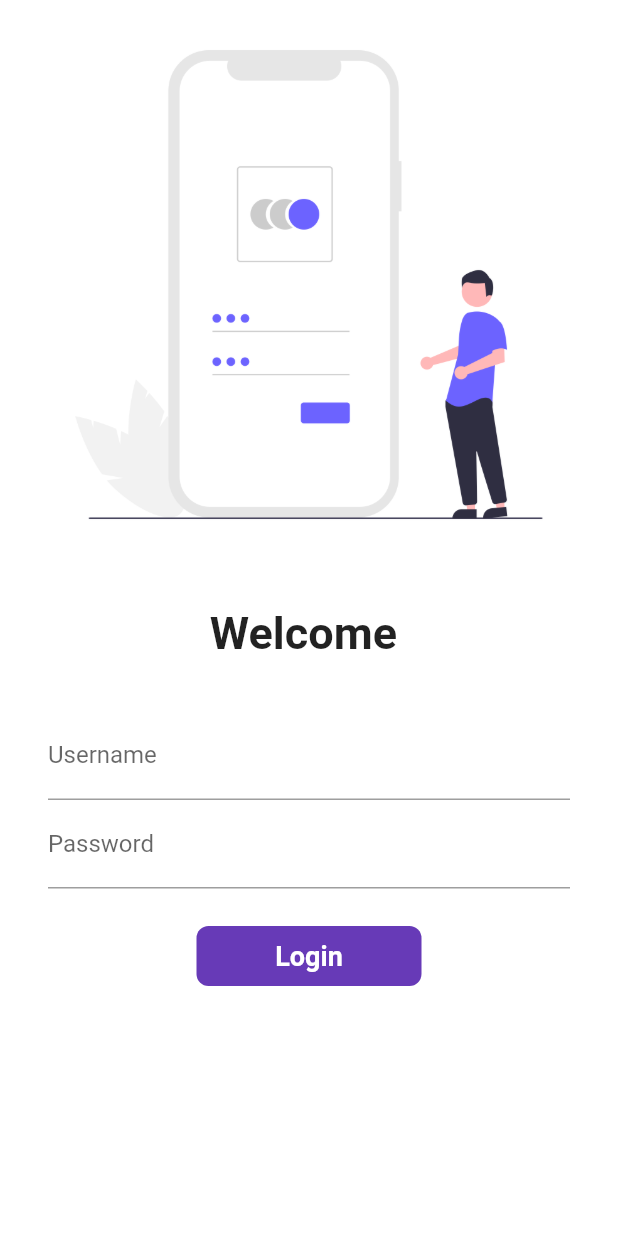
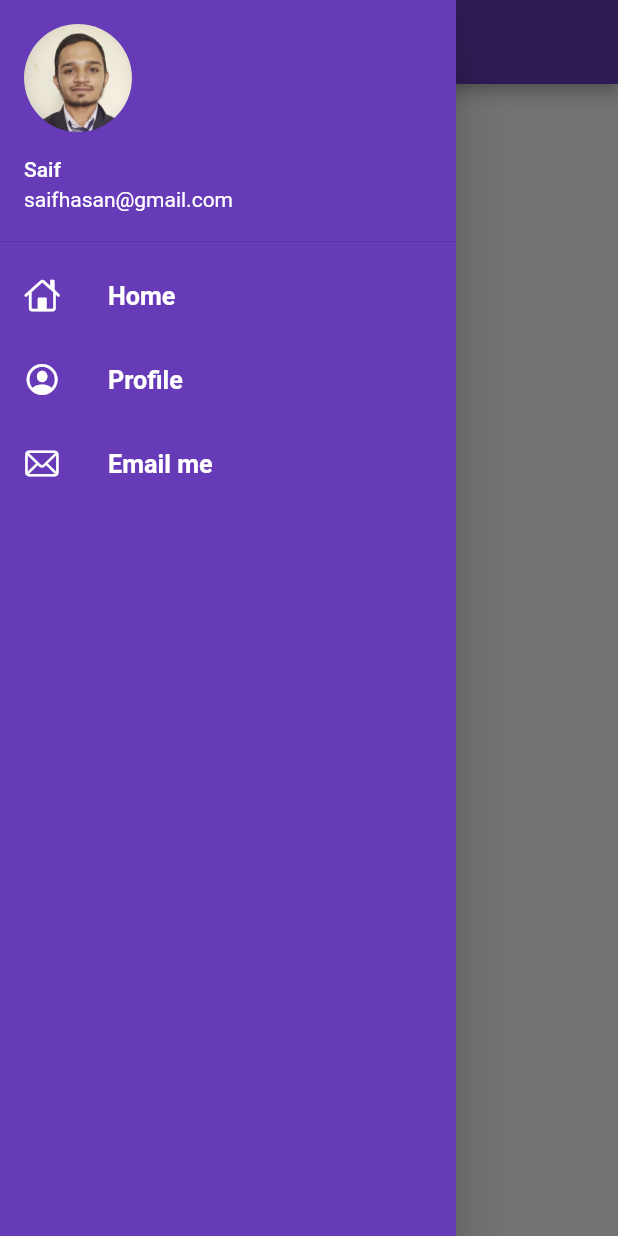
Before and after one commit to saif-crackdn/30DaysOfFlutter, a Flutter app: the screen it shows after launch, with the side drawer open (before the commit the screen has no drawer), on a phone screen of 412 x 824 dp. Run offline on Flutter 3.47's test engine with Material 2 defaults, Android fonts, the phone set to English and light mode, and no system bars.

Commit message:
day 9 completed

```diff
--- a/lib/main.dart
+++ b/lib/main.dart
@@ -15,7 +15,8 @@ class MyApp extends StatelessWidget {
       themeMode: ThemeMode.light,
       theme: ThemeData(primarySwatch: Colors.deepPurple),
       darkTheme: ThemeData(brightness: Brightness.dark),
-      initialRoute: "/",
+      debugShowCheckedModeBanner: false,
+      initialRoute: MyRoutes.homeRoute,
       routes: {
         "/": (context) => LoginPage(),
         MyRoutes.homeRoute: (context) => HomePage(),
--- a/lib/pages/home_page.dart
+++ b/lib/pages/home_page.dart
@@ -1,4 +1,5 @@
 import 'package:flutter/material.dart';
+import 'package:flutter_catalog/widgets/drawer.dart';
 
 class HomePage extends StatelessWidget {
   @override
@@ -7,6 +8,7 @@ class HomePage extends StatelessWidget {
     final String name = "Saif";
     return Scaffold(
       appBar: AppBar(
+        //app Bar is the broad line on the top of the page.
         title: Text("Universe App"),
       ),
       body: Center(
@@ -14,7 +16,8 @@ class HomePage extends StatelessWidget {
           child: Text("welcome to my $days planet $name"),
         ),
       ),
-      drawer: Drawer(),
+      //drawer is the three dots on top left of the appBar.
+      drawer: MyDrawer(),
     );
   }
 }
--- /dev/null
+++ b/lib/widgets/drawer.dart
@@ -0,0 +1,68 @@
+import 'package:flutter/cupertino.dart';
+import 'package:flutter/material.dart';
+
+class MyDrawer extends StatelessWidget {
+  @override
+  Widget build(BuildContext context) {
+    return Drawer(
+      child: Container(
+        color: Colors.deepPurple,
+        child: ListView(
+          padding: EdgeInsets.zero,
+          children: [
+            DrawerHeader(
+              padding: EdgeInsets.zero,
+              child: UserAccountsDrawerHeader(
+                  margin: EdgeInsets.zero,
+                  accountName: Text("Saif"),
+                  accountEmail: Text("saifhasan@gmail.com"),
+                  currentAccountPicture: CircleAvatar(
+                    //for online image use NetworkImage
+                    backgroundImage: AssetImage(
+                        "assets/images/Saifhasan Rain-Photo-Wiley mthree.jpg"),
+                  )),
+            ),
+            ListTile(
+              leading: Icon(
+                CupertinoIcons.home,
+                color: Colors.white,
+              ),
+              title: Text(
+                "Home",
+                textScaleFactor: 1.2,
+                style:
+                    TextStyle(color: Colors.white, fontWeight: FontWeight.bold),
+              ),
+            ),
+            //secont menu on drawer
+            ListTile(
+              leading: Icon(
+                CupertinoIcons.profile_circled,
+                color: Colors.white,
+              ),
+              title: Text(
+                "Profile",
+                textScaleFactor: 1.2,
+                style:
+                    TextStyle(color: Colors.white, fontWeight: FontWeight.bold),
+              ),
+            ),
+            //third menu on drawer
+            ListTile(
+              leading: Icon(
+                CupertinoIcons.mail,
+                color: Colors.white,
+              ),
+              title: Text(
+                "Email me",
+                textScaleFactor: 1.2,
+                style:
+                    TextStyle(color: Colors.white, fontWeight: FontWeight.bold),
+              ),
+            )
+          ],
+        ),
+      ),
+    );
+  }
+}
```
Also changed, not shown: assets/images/Saifhasan Rain-Photo-Wiley mthree.jpg (added).
